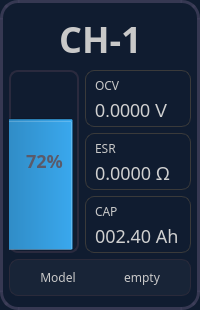
The window that widgets/batterycard.ui (housir-debug/Leacesy_M3506) describes before a commit, drawn with Qt 5.
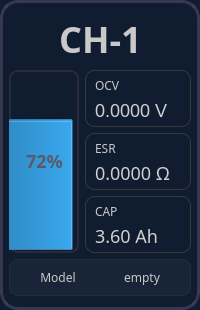
The same window after the commit.

What changed in the file:
```diff
--- a/widgets/batterycard.ui
+++ b/widgets/batterycard.ui
@@ -248,7 +248,7 @@
            <number>0</number>
           </property>
           <property name="text">
-           <string>002.40 Ah</string>
+           <string>3.60 Ah</string>
           </property>
           <property name="alignment">
            <set>Qt::AlignLeading|Qt::AlignLeft|Qt::AlignVCenter</set>
```
